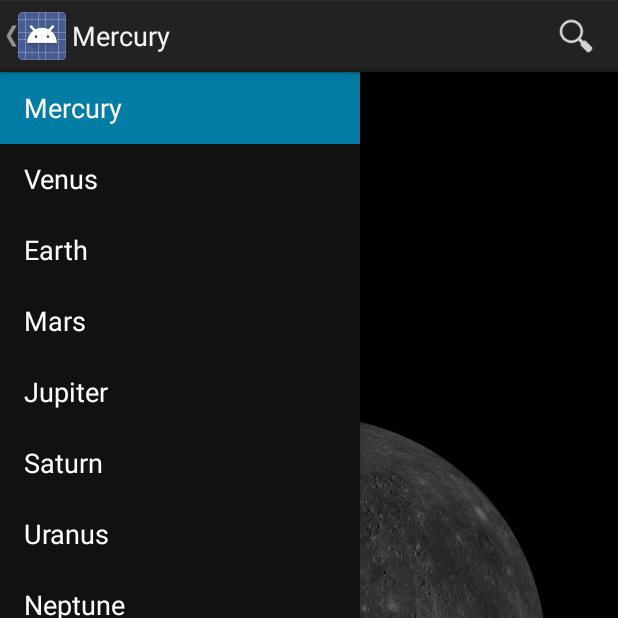
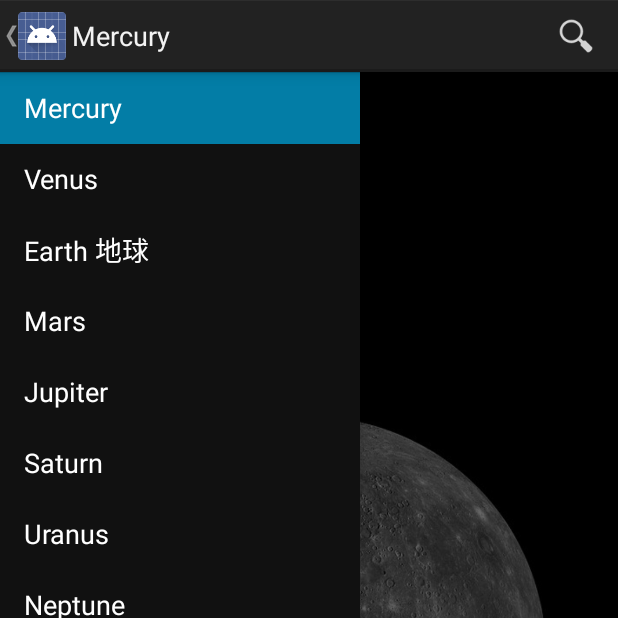
Before and after one commit to mamamag77/NavigationDrawer, an Android app: the screen it shows after launch (MainActivity), with the side drawer open, on a phone screen of 412 x 824 dp, the top half of it. Run offline under Robolectric (Android 15) with nearby library versions, the phone set to English and light mode, and no system bars; 2 statements that could not run were skipped.

Commit message:
001_chinese_earth

```diff
--- a/app/src/main/res/values/strings.xml
+++ b/app/src/main/res/values/strings.xml
@@ -19,7 +19,7 @@
     <string-array name="planets_array">
         <item>Mercury</item>
         <item>Venus</item>
-        <item>Earth</item>
+        <item>Earth 地球</item>
         <item>Mars</item>
         <item>Jupiter</item>
         <item>Saturn</item>
```
